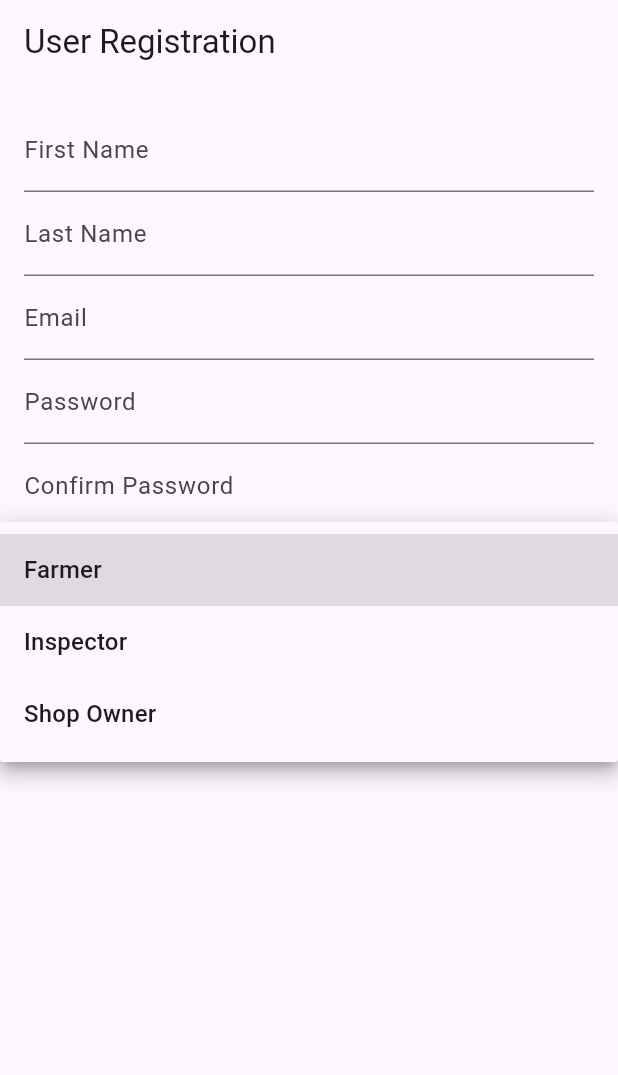
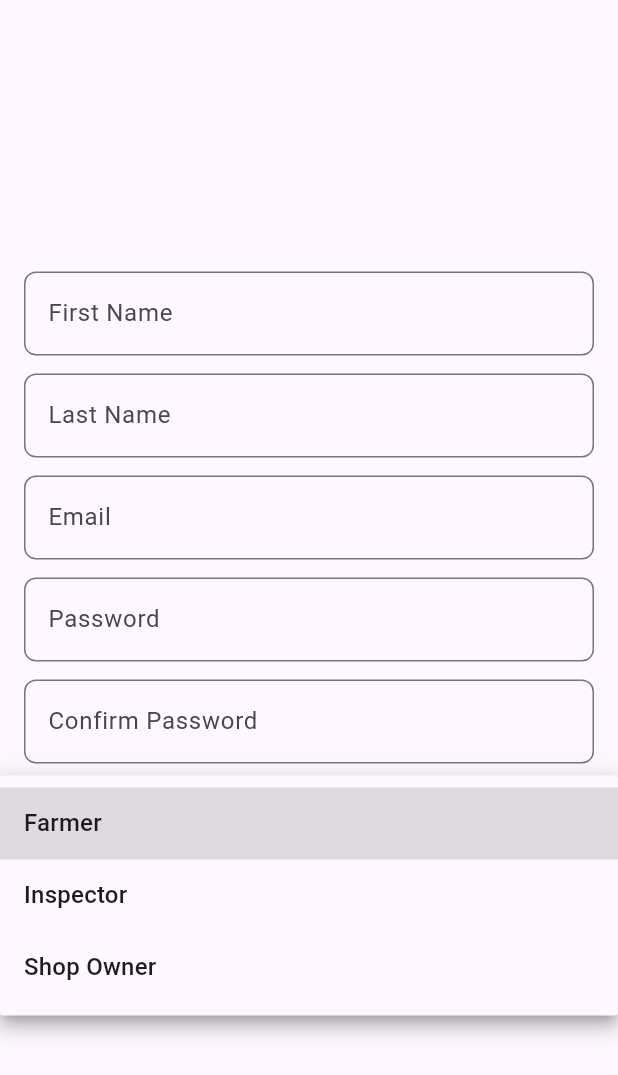
Before and after one commit to KavinduAluthwaththa/Capstone-Project-Frontend, a Flutter app: the screen it shows after launch, after a tap on "User Type", on a phone screen of 412 x 824 dp. Shown: the top 1075 px of the screen. Run offline on Flutter 3.47's test engine with Material 3 defaults, Android fonts, the phone set to English and light mode, and no system bars; our stand-ins replace jwt_decoder, lottie; network calls fail.

Commit message:
Refactor splash screen and registration page: reduce splash delay, enhance form UI, and improve user registration logic

```diff
--- a/lib/Splash.dart
+++ b/lib/Splash.dart
@@ -1,7 +1,6 @@
 import 'package:capsfront/accounts/register.dart';
 import 'package:capsfront/main.dart';
 import 'package:flutter/material.dart';
-import 'package:capsfront/Home.dart';
 import 'package:lottie/lottie.dart';
 
 
@@ -20,7 +19,7 @@ class _State extends State<Splashscreen> {
   void initState() {
     super.initState();
     // Navigate to SecondPage after a delay of 3 seconds
-    Future.delayed(Duration(seconds: 5), () {
+    Future.delayed(Duration(seconds: 2), () {
       Navigator.pushReplacement(
         context,
         MaterialPageRoute(builder: (context) => RegisterPage()),
@@ -73,25 +72,6 @@ class _State extends State<Splashscreen> {
 
       child: Icon(Icons.account_tree, size: 90,),);
   }
-
-// ElevatedButton1() {
-//   return Container(
-//       margin: EdgeInsets.only(top: 300),
-//       child: ElevatedButton(
-//           onPressed: () {},
-//           child: Text('Next', style: TextStyle(
-//               fontWeight: FontWeight.bold, color: Colors.black)),
-//           style: ElevatedButton.styleFrom(
-//             backgroundColor: Colors.green.shade700,
-//             shape: RoundedRectangleBorder(
-//               borderRadius: BorderRadius.circular(20.0),
-//             ),
-//
-//           )
-//
-//       )
-//   )
-//   ;
 }
 
 Loading() {
--- a/lib/accounts/register.dart
+++ b/lib/accounts/register.dart
@@ -1,7 +1,10 @@
 import 'package:capsfront/enums/User_Types.dart';
 import 'package:flutter/material.dart';
+import 'package:flutter/cupertino.dart';
 
 class RegisterPage extends StatefulWidget {
+  const RegisterPage({super.key});
+
   @override
   _RegisterPageState createState() => _RegisterPageState();
 }
@@ -30,36 +33,47 @@ class _RegisterPageState extends State<RegisterPage> {
   @override
   Widget build(BuildContext context) {
     return Scaffold(
-      appBar: AppBar(title: Text('User Registration')),
       body: Padding(
         padding: const EdgeInsets.all(16.0),
         child: Form(
           key: _formKey,
           child: Column(
-            crossAxisAlignment: CrossAxisAlignment.start,
+            mainAxisAlignment: MainAxisAlignment.center,
             children: [
               _buildTextField(_firstNameController, 'First Name'),
+              const SizedBox(height: 12.0),
               _buildTextField(_lastNameController, 'Last Name'),
+              const SizedBox(height: 12.0),
               _buildTextField(
                 _emailController,
                 'Email',
                 keyboardType: TextInputType.emailAddress,
                 validator: _validateEmail,
               ),
+              const SizedBox(height: 12.0),
               _buildTextField(
                 _passwordController,
                 'Password',
                 obscureText: true,
-                validator: (value) => value != null && value.length < 6 ? 'Password must be at least 6 characters' : null,
+                validator: (value) => value != null && value.length < 6
+                    ? 'Password must be at least 6 characters'
+                    : null,
               ),
+              const SizedBox(height: 12.0),
               _buildTextField(
                 _confirmPasswordController,
                 'Confirm Password',
                 obscureText: true,
-                validator: (value) => value != _passwordController.text ? 'Passwords do not match' : null,
+                validator: (value) => value != _passwordController.text
+                    ? 'Passwords do not match'
+                    : null,
               ),
+              const SizedBox(height: 12.0),
               DropdownButtonFormField<UserTypes>(
-                decoration: InputDecoration(labelText: 'User Type'),
+                decoration: const InputDecoration(
+                  labelText: 'User Type',
+                  border: OutlineInputBorder(borderRadius: BorderRadius.all(Radius.circular(8.0))),
+                ),
                 value: _selectedUserType,
                 onChanged: (newValue) => setState(() => _selectedUserType = newValue),
                 items: _userTypes.map((type) => DropdownMenuItem(
@@ -68,10 +82,15 @@ class _RegisterPageState extends State<RegisterPage> {
                 )).toList(),
                 validator: (value) => value == null ? 'Please select a user type' : null,
               ),
-              SizedBox(height: 20),
-              ElevatedButton(
-                onPressed: _registerUser,
-                child: Text('Register'),
+              const SizedBox(height: 16.0),
+              SizedBox(
+                width: double.infinity,
+                child: CupertinoButton.filled(
+                  padding: const EdgeInsets.symmetric(vertical: 15.0),
+                  onPressed: _registerUser,
+                  borderRadius: BorderRadius.circular(8.0),
+                  child: const Text('Register'),
+                ),
               ),
             ],
           ),
@@ -80,10 +99,14 @@ class _RegisterPageState extends State<RegisterPage> {
     );
   }
 
-  Widget _buildTextField(TextEditingController controller, String labelText, {TextInputType? keyboardType, bool obscureText = false, String? Function(String?)? validator}) {
+  Widget _buildTextField(TextEditingController controller, String labelText,
+      {TextInputType? keyboardType, bool obscureText = false, String? Function(String?)? validator}) {
     return TextFormField(
       controller: controller,
-      decoration: InputDecoration(labelText: labelText),
+      decoration: InputDecoration(
+        labelText: labelText,
+        border: const OutlineInputBorder(borderRadius: BorderRadius.all(Radius.circular(8.0))),
+      ),
       keyboardType: keyboardType,
       obscureText: obscureText,
       validator: validator ?? (value) => (value == null || value.isEmpty) ? 'Please enter your $labelText' : null,
@@ -109,17 +132,7 @@ class _RegisterPageState extends State<RegisterPage> {
 
   void _registerUser() {
     if (_formKey.currentState!.validate()) {
-      print('User Registered: ${_firstNameController.text}, Type: ${userTypesToJson(_selectedUserType!)}');
-      _clearForm();
+      print('User Registered: ${_firstNameController.text}, Type: ${_selectedUserType.toString()}');
     }
   }
-
-  void _clearForm() {
-    _firstNameController.clear();
-    _lastNameController.clear();
-    _emailController.clear();
-    _passwordController.clear();
-    _confirmPasswordController.clear();
-    setState(() => _selectedUserType = null);
-  }
 }
```
Also changed, not shown: 1 other file.
